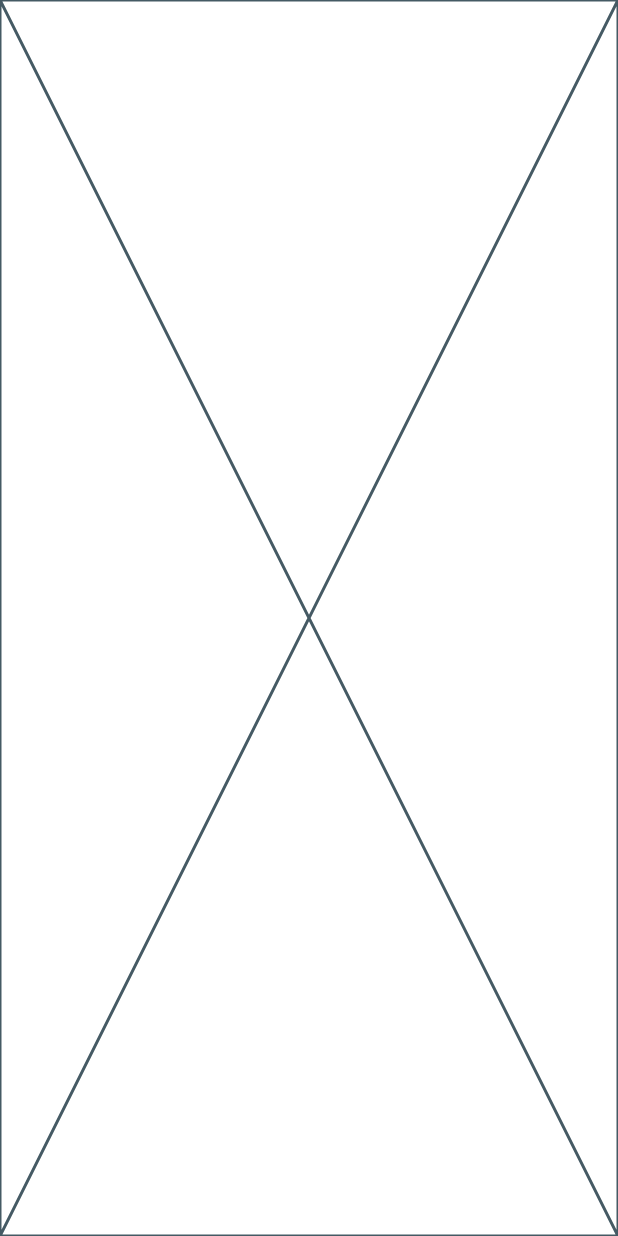
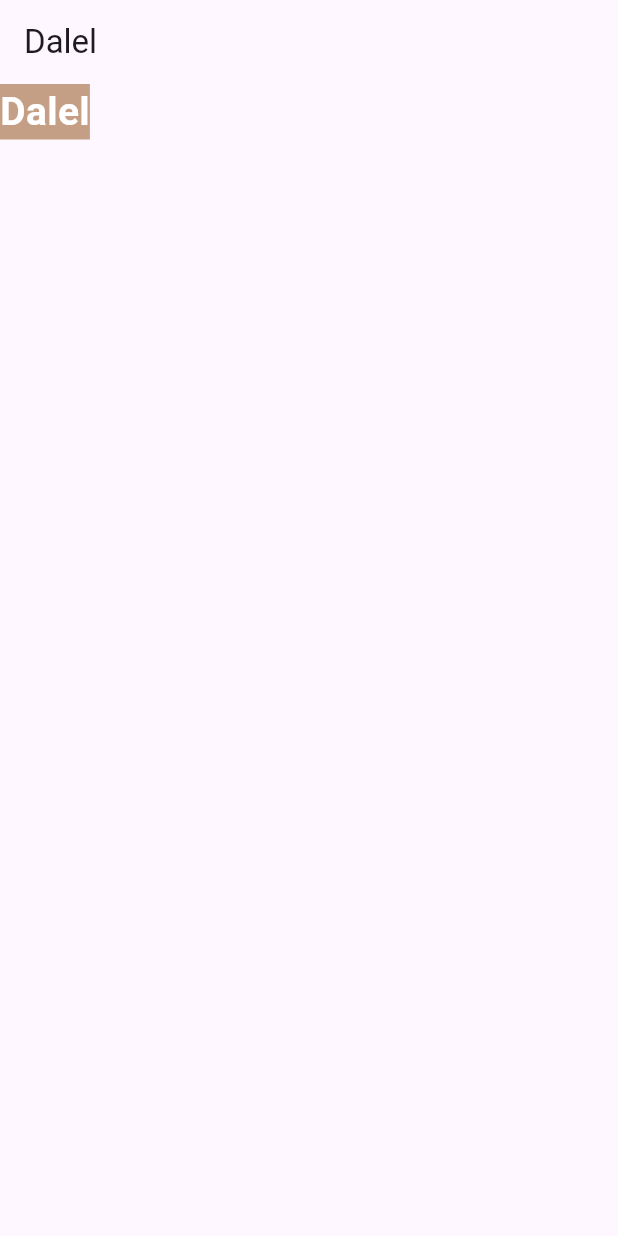
Before and after one commit to Iamuosif/Dalel, a Flutter app: the screen it shows after launch, on a phone screen of 412 x 824 dp. Run offline on Flutter 3.47's test engine with Material 3 defaults, Android fonts, the phone set to English and light mode, and no system bars.

Commit message:
Add Colors

```diff
--- /dev/null
+++ b/lib/core/utils/app_assets.dart
@@ -0,0 +1,28 @@
+// ignore_for_file: prefer_single_quotes
+class Assets {
+  Assets._();
+
+  /// Assets for imagesDalel Vector
+  /// assets/images/Dalel Vector.svg
+  static const String imagesVector = "assets/images/Dalel Vector.svg";
+
+  /// Assets for imagesForgetPass
+  /// assets/images/forgetPass.png
+  static const String imagesForgetPass = "assets/images/forgetPass.png";
+
+  /// Assets for imagesOnBoarding
+  /// assets/images/onBoarding.png
+  static const String imagesOnBoarding = "assets/images/onBoarding.png";
+
+  /// Assets for imagesOnBoarding2
+  /// assets/images/onBoarding2.png
+  static const String imagesOnBoarding2 = "assets/images/onBoarding2.png";
+
+  /// Assets for imagesOnBoarding3
+  /// assets/images/onBoarding3.png
+  static const String imagesOnBoarding3 = "assets/images/onBoarding3.png";
+
+  /// Assets for imagesSuccessOrder
+  /// assets/images/successOrder.png
+  static const String imagesSuccessOrder = "assets/images/successOrder.png";
+}
--- /dev/null
+++ b/lib/core/utils/app_colors.dart
@@ -0,0 +1,10 @@
+import 'package:flutter/material.dart';
+
+abstract class AppColors {
+  static Color primaryColor = const Color(0xFFC49E85);
+  static Color offwhite = const Color(0xFFF8F4F9);
+  static Color deepbrown = const Color(0xFF6B4B3E);
+  static Color deepgrey = const Color(0xFF6F6460);
+  static Color black = const Color(0xFF333333);
+  static Color lightgrey = const Color(0xFFB4B4B4);
+}
--- a/lib/main.dart
+++ b/lib/main.dart
@@ -1,3 +1,5 @@
+import 'package:dalel/core/utils/app_assets.dart';
+import 'package:dalel/core/utils/app_colors.dart';
 import 'package:flutter/material.dart';
 
 void main() {
@@ -9,6 +11,22 @@ class Dalel extends StatelessWidget {
 
   @override
   Widget build(BuildContext context) {
-    return const Placeholder();
+    return MaterialApp(
+      debugShowCheckedModeBanner: false,
+      home: Scaffold(
+          appBar: AppBar(
+            title: Text('Dalel'),
+          ),
+          body: Container(
+            color: AppColors.primaryColor,
+            child: Text(
+              'Dalel',
+              style: TextStyle(
+                  color: Colors.white,
+                  fontSize: 26,
+                  fontWeight: FontWeight.bold),
+            ),
+          )),
+    );
   }
 }
```
Also changed, not shown: pubspec.yaml (+8 -6 lines), assets/images/Dalel Vector.svg (added), assets/images/forgetPass.png (added), assets/images/onBoarding.png (added), assets/images/onBoarding2.png (added), assets/images/onBoarding3.png (added), assets/images/successOrder.png (added).
